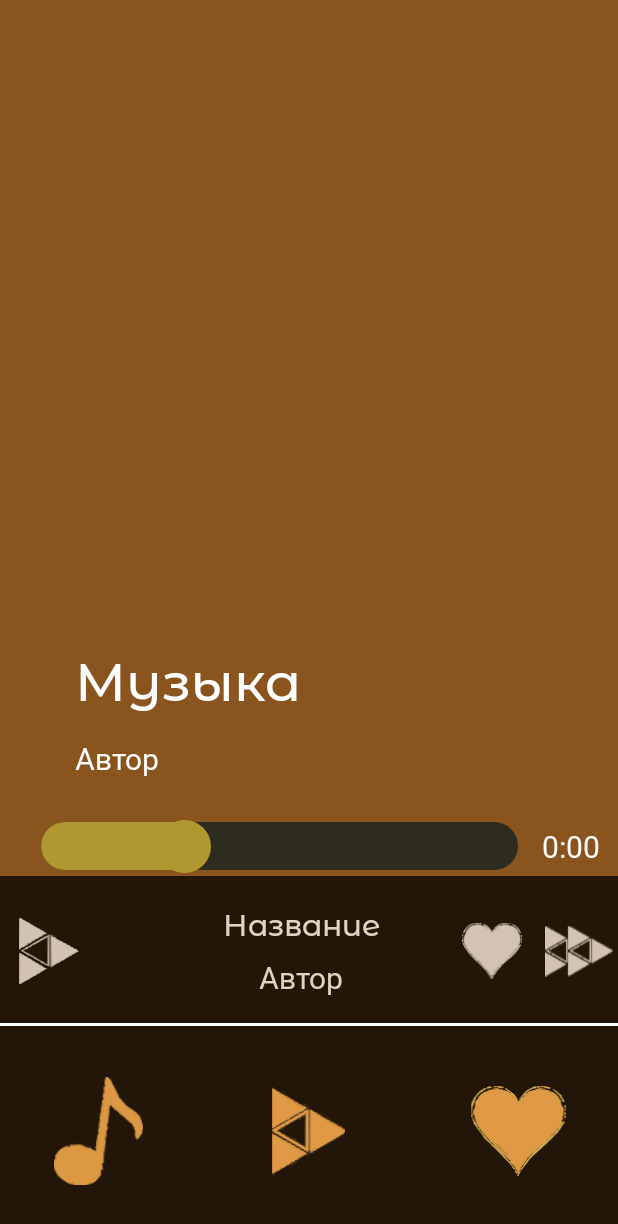
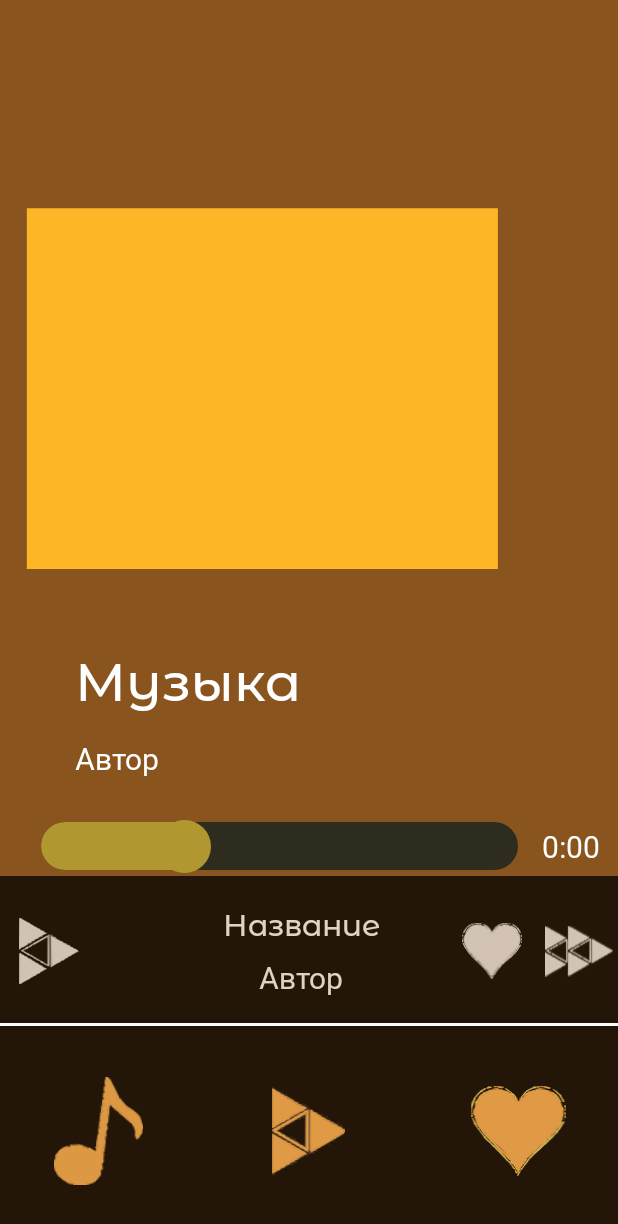
Before and after one commit to MaximLeonov821/Music_Player, an Android app: the screen it shows after launch (MainActivity), after a tap on "Музыка", on a phone screen of 412 x 824 dp. Shown: the top 1224 px of the screen. Run offline under Robolectric (Android 15) with nearby library versions, the phone set to English and light mode, and no system bars.

Commit message:
Сделал так, то теперь тестовая анимация работает(добавил проверку для правильной установки анимации стандартной теме и проверку для обычной смены картинок в других темах); 2)Пофиксил баг с функцией getCoverBackgroundIconRes(из-за одинакового подключения 1 функции к 2 фрагментам у меня полетела картинке на main фрагменет)

```diff
--- a/app/src/main/java/com/example/futurepast/MainFragment.kt
+++ b/app/src/main/java/com/example/futurepast/MainFragment.kt
@@ -34,7 +34,7 @@ class MainFragment : Fragment() {
         binding.MainContainer?.setBackgroundResource(ThemeManager.getBackgroundColorRes())
         binding.ThemesBtn?.setImageResource(ThemeManager.getBrushIconRes())
         binding.MusicBox?.setBackgroundResource(ThemeManager.getBackgroundMusicBoxColorRes())
-        binding.CoverMusicBox?.setImageResource(ThemeManager.getCoverBackgroundIconRes())
+        binding.CoverMusicBox?.setImageResource(ThemeManager.getCoverBackgroundMusicBoxIconRes())
 
         ThemeManager.applyToAllTextViews(binding.root) { textView ->
             textView.setTextColor(ContextCompat.getColor(textView.context, ThemeManager.getTextsColorRes()))
--- a/app/src/main/java/com/example/futurepast/PlayerFragment.kt
+++ b/app/src/main/java/com/example/futurepast/PlayerFragment.kt
@@ -41,7 +41,17 @@ class PlayerFragment : Fragment() {
         binding.RewindBackBtn?.setImageResource(ThemeManager.getRewindBackIconRes())
         binding.RewindRightBtn?.setImageResource(ThemeManager.getRewindRightIconRes())
         binding.HurtBtn?.setImageResource(ThemeManager.getHeartIconRes())
-        binding.imageView?.setImageResource(ThemeManager.getCoverBackgroundIconRes())
+
+        val coverRes = ThemeManager.getCoverBackgroundPlayerIconRes()
+        if (ThemeManager.isCoverAnimation()) {
+            binding.imageView.setAnimation(coverRes as Int)
+            binding.imageView.playAnimation()
+            binding.imageView.loop(true)
+            binding.imageView.visibility = View.VISIBLE
+        } else {
+            binding.imageView.setImageResource(coverRes as Int)
+            binding.imageView.visibility = View.VISIBLE
+        }
 
         binding.musicSeekBar.progressDrawable = ContextCompat.getDrawable(binding.root.context,
             ThemeManager.getSeekBarProgressColorRes())
--- a/app/src/main/java/com/example/futurepast/ThemeManager.kt
+++ b/app/src/main/java/com/example/futurepast/ThemeManager.kt
@@ -179,11 +179,25 @@ object ThemeManager {
         }
     }
 
-    fun getCoverBackgroundIconRes(): Int {
+    fun getCoverBackgroundMusicBoxIconRes(): Int {
+        return when (currentTheme) {
+            THEME_DARK -> R.drawable.ic_cover_background_dark
+            THEME_LIGHT -> R.drawable.ic_cover_background_light
+            else -> R.drawable.ic_cover_background
+        }
+    }
+
+    fun getCoverBackgroundPlayerIconRes(): Int {
         return when (currentTheme) {
             THEME_DARK -> R.drawable.ic_cover_background_dark
             THEME_LIGHT -> R.drawable.ic_cover_background_light
             else -> R.raw.cover_animation
+        }
+    }
+    fun isCoverAnimation(): Boolean {
+        return when (currentTheme) {
+            THEME_DARK, THEME_LIGHT -> false
+            else -> true
         }
     }
 
```
